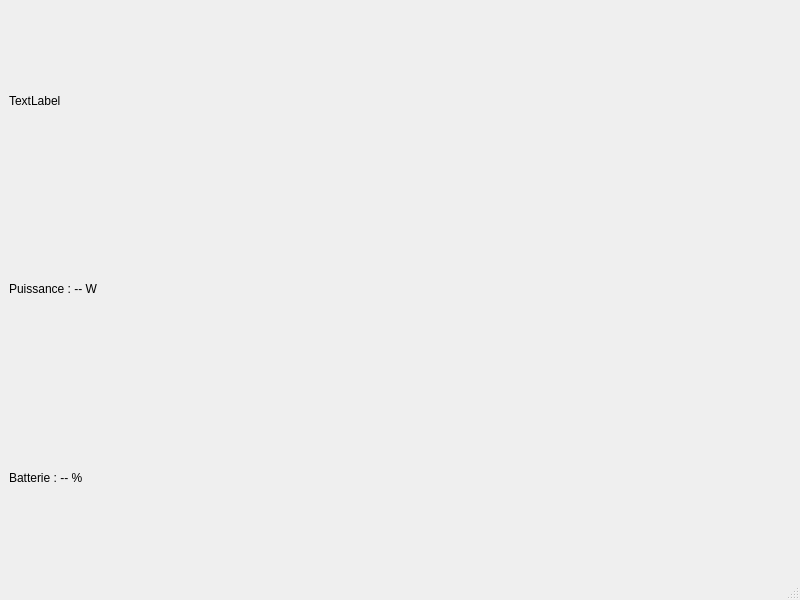
Before: the Qt Designer form UartTest_v3/mainwindow.ui in Scraptical/Projet_Solaire, drawn with Qt 5.
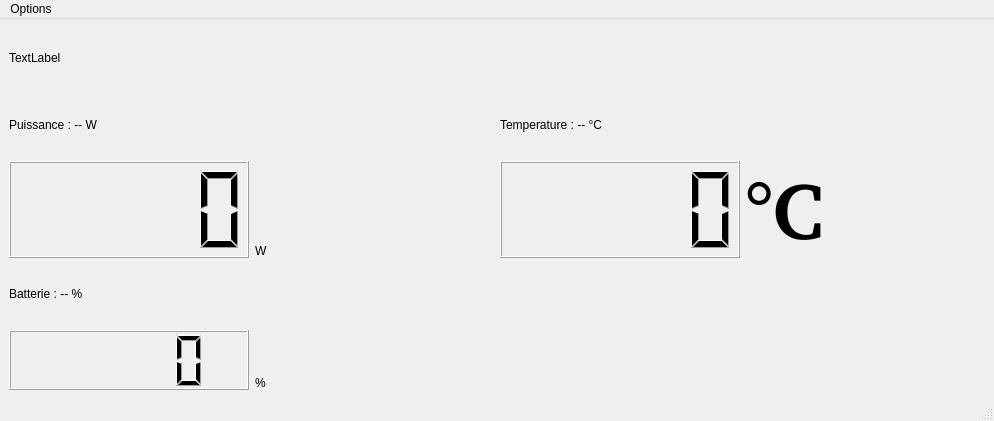
After: the same form once the commit is applied.

What changed in the file:
```diff
--- a/UartTest_v3/mainwindow.ui
+++ b/UartTest_v3/mainwindow.ui
@@ -6,8 +6,8 @@
    <rect>
     <x>0</x>
     <y>0</y>
-    <width>800</width>
-    <height>600</height>
+    <width>994</width>
+    <height>421</height>
    </rect>
   </property>
   <property name="windowTitle">
@@ -15,26 +15,88 @@
   </property>
   <widget class="QWidget" name="centralwidget">
    <layout class="QGridLayout" name="gridLayout">
-    <item row="2" column="0">
+    <item row="4" column="2">
+     <widget class="QLabel" name="labelTemp">
+      <property name="text">
+       <string>Temperature : -- °C</string>
+      </property>
+     </widget>
+    </item>
+    <item row="5" column="1">
+     <widget class="QLabel" name="W">
+      <property name="autoFillBackground">
+       <bool>false</bool>
+      </property>
+      <property name="styleSheet">
+       <string notr="true">font: 600 50pt &quot;URW Gothic [urw]&quot;;</string>
+      </property>
+      <property name="text">
+       <string>W</string>
+      </property>
+      <property name="alignment">
+       <set>Qt::AlignBottom|Qt::AlignLeading|Qt::AlignLeft</set>
+      </property>
+     </widget>
+    </item>
+    <item row="5" column="3">
+     <widget class="QLabel" name="celcius">
+      <property name="font">
+       <font>
+        <family>URW Gothic [urw]</family>
+        <pointsize>60</pointsize>
+        <bold>true</bold>
+       </font>
+      </property>
+      <property name="text">
+       <string>°C</string>
+      </property>
+      <property name="alignment">
+       <set>Qt::AlignBottom|Qt::AlignLeading|Qt::AlignLeft</set>
+      </property>
+     </widget>
+    </item>
+    <item row="7" column="0">
+     <widget class="QLabel" name="labelBattery">
+      <property name="text">
+       <string>Batterie : -- %</string>
+      </property>
+     </widget>
+    </item>
+    <item row="8" column="0">
+     <widget class="QLCDNumber" name="lcdBattery"/>
+    </item>
+    <item row="5" column="0">
+     <widget class="QLCDNumber" name="lcdPower"/>
+    </item>
+    <item row="8" column="1">
+     <widget class="QLabel" name="pourcent">
+      <property name="styleSheet">
+       <string notr="true">font: 600 60pt &quot;URW Gothic [urw]&quot;;</string>
+      </property>
+      <property name="text">
+       <string>%</string>
+      </property>
+      <property name="alignment">
+       <set>Qt::AlignBottom|Qt::AlignLeading|Qt::AlignLeft</set>
+      </property>
+     </widget>
+    </item>
+    <item row="4" column="0">
      <widget class="QLabel" name="labelPower">
       <property name="text">
        <string>Puissance : -- W</string>
       </property>
      </widget>
     </item>
-    <item row="0" column="0">
+    <item row="3" column="0">
      <widget class="QLabel" name="labelData">
       <property name="text">
        <string>TextLabel</string>
       </property>
      </widget>
     </item>
-    <item row="3" column="0">
-     <widget class="QLabel" name="labelBattery">
-      <property name="text">
-       <string>Batterie : -- %</string>
-      </property>
-     </widget>
+    <item row="5" column="2">
+     <widget class="QLCDNumber" name="lcdTemp"/>
     </item>
    </layout>
   </widget>
@@ -43,10 +105,19 @@
     <rect>
      <x>0</x>
      <y>0</y>
-     <width>800</width>
+     <width>994</width>
      <height>19</height>
     </rect>
    </property>
+   <widget class="QMenu" name="menuOptions">
+    <property name="title">
+     <string>Options</string>
+    </property>
+    <addaction name="actionAjuster_Luminosit"/>
+    <addaction name="actionSwitch_R_seaux"/>
+    <addaction name="actionStatistiques"/>
+   </widget>
+   <addaction name="menuOptions"/>
   </widget>
   <widget class="QStatusBar" name="statusbar"/>
  </widget>
```
Left out of the diff: 15 changed lines with no effect on the pictures.
